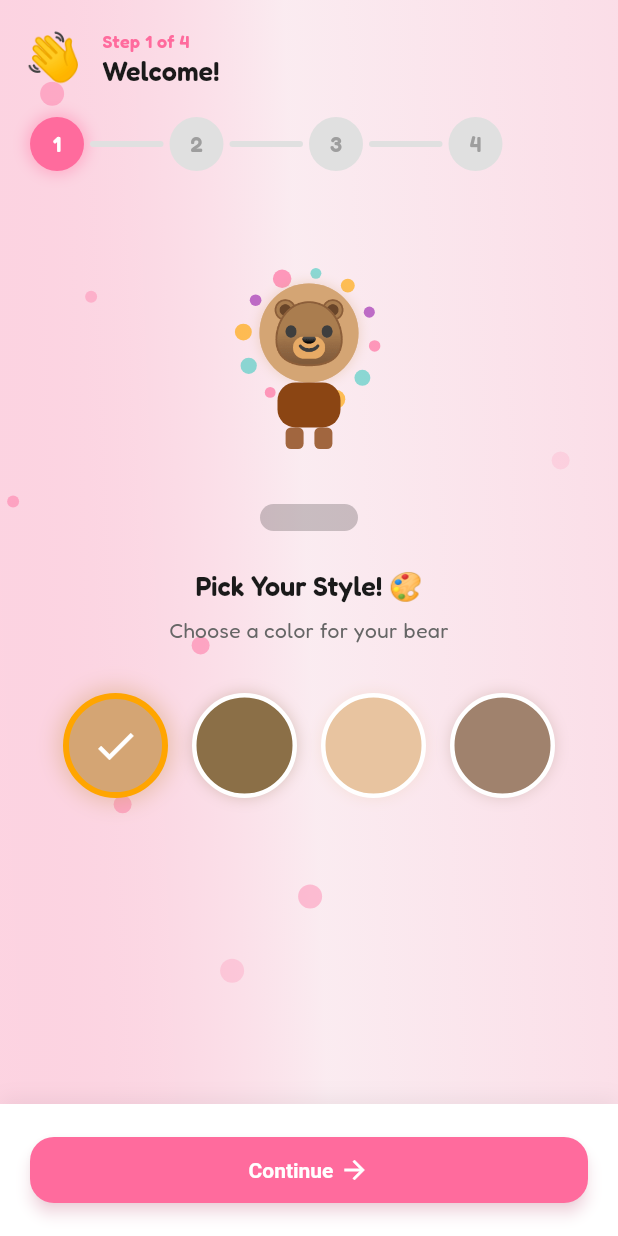
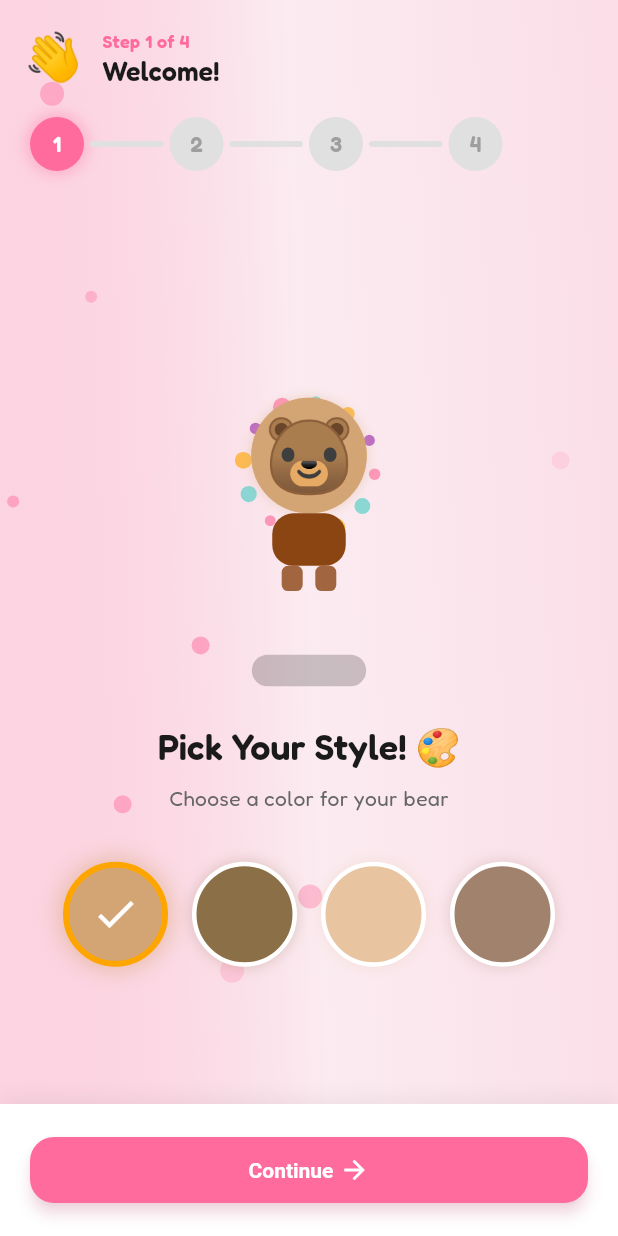
Before and after one commit to theantipopau/brightbound_adventures, a Flutter app: the screen it shows after launch, swiped to page 3, on a phone screen of 412 x 824 dp. Run offline on Flutter 3.47's test engine with Material 3 defaults, Android fonts, the phone set to English and light mode, and no system bars; our stand-ins replace audioplayers, confetti, equatable, flutter_tts, hive, hive_flutter and 1 more; accounts and stored records are empty.

Commit message:
fix: make avatar creator responsive without scrolling
- Removed SingleChildScrollView from character and color steps
- Character step now uses Expanded GridView to fit viewport
- Color step uses Column with Spacers for centered layout
- Added isTiny breakpoint for very small screens
- All content now fits window without requiring scroll

```diff
--- a/lib/ui/screens/avatar_creator_screen.dart
+++ b/lib/ui/screens/avatar_creator_screen.dart
@@ -555,9 +555,18 @@ class _AvatarCreatorScreenState extends State<AvatarCreatorScreen>
     return LayoutBuilder(
       builder: (context, constraints) {
         final isCompact = constraints.maxHeight < 600;
+        final isTiny = constraints.maxHeight < 500;
         final crossAxisCount = constraints.maxWidth > 600 ? 4 : 2;
 
-        return SingleChildScrollView(
+        // Calculate available height for grid
+        final headerHeight = isTiny ? 120.0 : (isCompact ? 140.0 : 180.0);
+        final footerHeight = isTiny ? 60.0 : (isCompact ? 80.0 : 100.0);
+        final gridHeight = constraints.maxHeight - headerHeight - footerHeight;
+
+        return Column(
+          children: [
+            // Header section
+            Padding(
               padding: EdgeInsets.all(isCompact ? 12 : 24),
               child: Column(
                 children: [
@@ -565,20 +574,20 @@ class _AvatarCreatorScreenState extends State<AvatarCreatorScreen>
                     'Choose Your Companion! 🎭',
                     style: Theme.of(context).textTheme.headlineSmall?.copyWith(
                           fontWeight: FontWeight.bold,
-                  fontSize: isCompact ? 20 : 24,
+                          fontSize: isTiny ? 18 : (isCompact ? 20 : 24),
                         ),
                     textAlign: TextAlign.center,
                   ),
-          SizedBox(height: isCompact ? 4 : 8),
+                  SizedBox(height: isTiny ? 2 : (isCompact ? 4 : 8)),
                   Text(
                     'Tap a character to see them in action!',
                     style: Theme.of(context).textTheme.bodyMedium?.copyWith(
                           color: AppColors.textSecondary,
-                  fontSize: isCompact ? 13 : 14,
+                          fontSize: isTiny ? 12 : (isCompact ? 13 : 14),
                         ),
                     textAlign: TextAlign.center,
                   ),
-          SizedBox(height: isCompact ? 12 : 24),
+                  SizedBox(height: isTiny ? 8 : (isCompact ? 12 : 16)),
 
                   // Animation control buttons
                   SingleChildScrollView(
@@ -594,12 +603,14 @@ class _AvatarCreatorScreenState extends State<AvatarCreatorScreen>
                       ],
                     ),
                   ),
-          SizedBox(height: isCompact ? 12 : 24),
+                ],
+              ),
+            ),
 
-          // Character grid with animated previews
-          GridView.builder(
-            shrinkWrap: true,
-            physics: const NeverScrollableScrollPhysics(),
+            // Character grid - fits available space
+            Expanded(
+              child: GridView.builder(
+                padding: EdgeInsets.symmetric(horizontal: isCompact ? 12 : 24),
                 gridDelegate: SliverGridDelegateWithFixedCrossAxisCount(
                   crossAxisCount: crossAxisCount,
                   crossAxisSpacing: isCompact ? 12 : 16,
@@ -743,10 +754,17 @@ class _AvatarCreatorScreenState extends State<AvatarCreatorScreen>
               );
             },
           ),
+        ),
 
         // Selected character description
-          SizedBox(height: isCompact ? 8 : 16),
-          AnimatedSwitcher(
+        Padding(
+          padding: EdgeInsets.fromLTRB(
+            isCompact ? 12 : 24,
+            isTiny ? 4 : (isCompact ? 8 : 16),
+            isCompact ? 12 : 24,
+            isCompact ? 12 : 24,
+          ),
+          child: AnimatedSwitcher(
             duration: const Duration(milliseconds: 300),
             child: Container(
               key: ValueKey(_selectedCharacter),
@@ -761,14 +779,16 @@ class _AvatarCreatorScreenState extends State<AvatarCreatorScreen>
                 _characters.firstWhere(
                     (c) => c['id'] == _selectedCharacter)['description'],
                 style: Theme.of(context).textTheme.bodyMedium?.copyWith(
-                      fontSize: isCompact ? 13 : 14,
+                      fontSize: isTiny ? 12 : (isCompact ? 13 : 14),
                     ),
                 textAlign: TextAlign.center,
+                maxLines: 2,
+                overflow: TextOverflow.ellipsis,
+              ),
             ),
           ),
         ),
       ],
-      ),
         );
       },
     );
@@ -833,38 +853,44 @@ class _AvatarCreatorScreenState extends State<AvatarCreatorScreen>
     return LayoutBuilder(
       builder: (context, constraints) {
         final isCompact = constraints.maxHeight < 600;
+        final isTiny = constraints.maxHeight < 500;
 
-        return SingleChildScrollView(
-      padding: EdgeInsets.all(isCompact ? 12 : 24),
-      child: Column(
+        return Column(
+          mainAxisAlignment: MainAxisAlignment.center,
           children: [
+            const Spacer(flex: 1),
+
             // Large animated preview
             AnimatedCharacter(
               character: _selectedCharacter,
               skinColor: _selectedColor,
-            size: 120,
+              size: isTiny ? 100 : (isCompact ? 120 : 140),
               animation: CharacterAnimation.celebrating,
               showParticles: true,
             ),
-          const SizedBox(height: 24),
+            SizedBox(height: isTiny ? 12 : (isCompact ? 16 : 24)),
 
             Text(
               'Pick Your Style! 🎨',
               style: Theme.of(context).textTheme.headlineSmall?.copyWith(
                     fontWeight: FontWeight.bold,
+                    fontSize: isTiny ? 18 : (isCompact ? 20 : 24),
                   ),
             ),
-          const SizedBox(height: 8),
+            SizedBox(height: isTiny ? 4 : 8),
             Text(
               'Choose a color for your $_selectedCharacter',
               style: Theme.of(context).textTheme.bodyMedium?.copyWith(
                     color: AppColors.textSecondary,
+                    fontSize: isTiny ? 12 : (isCompact ? 13 : 14),
                   ),
             ),
-          const SizedBox(height: 32),
+            SizedBox(height: isTiny ? 16 : (isCompact ? 20 : 32)),
 
             // Color options
-          Wrap(
+            Flexible(
+              child: SingleChildScrollView(
+                child: Wrap(
                   spacing: isCompact ? 12 : 16,
                   runSpacing: isCompact ? 12 : 16,
                   alignment: WrapAlignment.center,
@@ -904,8 +930,11 @@ class _AvatarCreatorScreenState extends State<AvatarCreatorScreen>
                     );
                   }).toList(),
                 ),
+              ),
+            ),
+
+            const Spacer(flex: 1),
           ],
-      ),
         );
       },
     );
```
Lines whose indentation alone changed are shown as unchanged.
